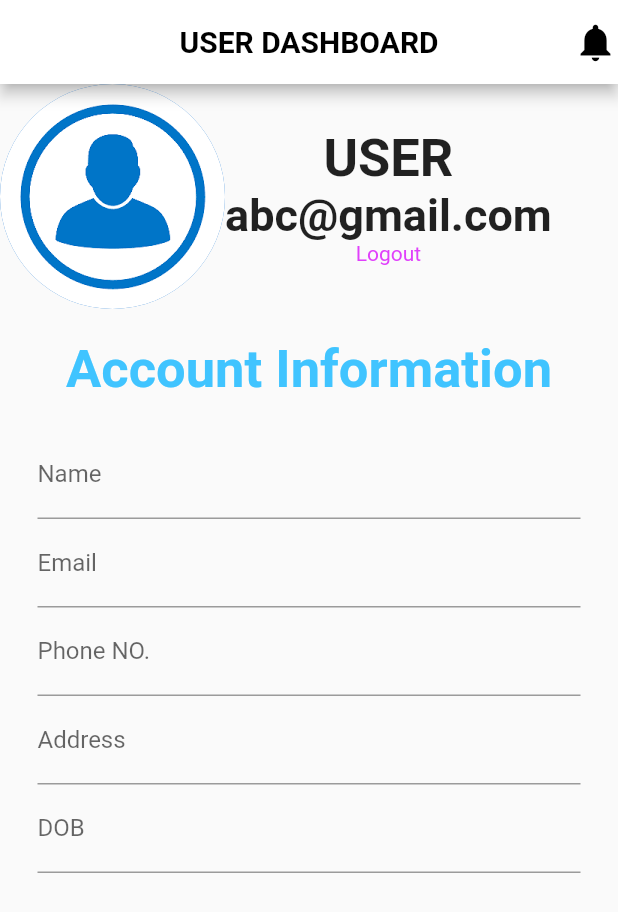
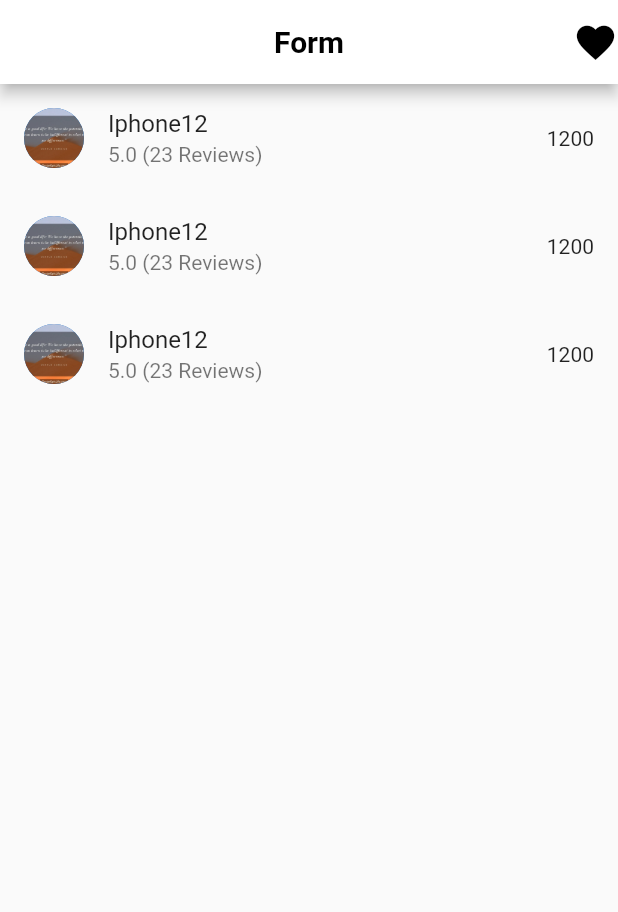
Before and after one commit to mobi781/main, a Flutter app: the screen it shows after launch, after a tap on "LISINT", on a phone screen of 412 x 824 dp. Shown: the top 912 px of the screen. Run offline on Flutter 3.47's test engine with Material 2 defaults, Android fonts, the phone set to English and light mode, and no system bars.

```diff
--- a/lib/main.dart
+++ b/lib/main.dart
@@ -1,4 +1,5 @@
 import 'package:flutter/material.dart';
+import 'package:flutter_application_2/screens/elist.dart';
 import 'screens/signup.dart';
 
 // import 'nav.dart';
@@ -66,7 +67,7 @@ class Home extends StatelessWidget {
                   // style: style,
                   onPressed: () {
                     Navigator.push(context,
-                        MaterialPageRoute(builder: (context) => SignUp()));
+                        MaterialPageRoute(builder: (context) => ListViews()));
                   },
                   child: const Text('LISINT'),
                 ),
--- a/lib/screens/elist.dart
+++ b/lib/screens/elist.dart
@@ -1,6 +1,6 @@
 import 'package:flutter/material.dart';
 
-class ListView extends StatelessWidget {
+class ListViews extends StatelessWidget {
   @override
   Widget build(BuildContext context) {
     return MaterialApp(
```
